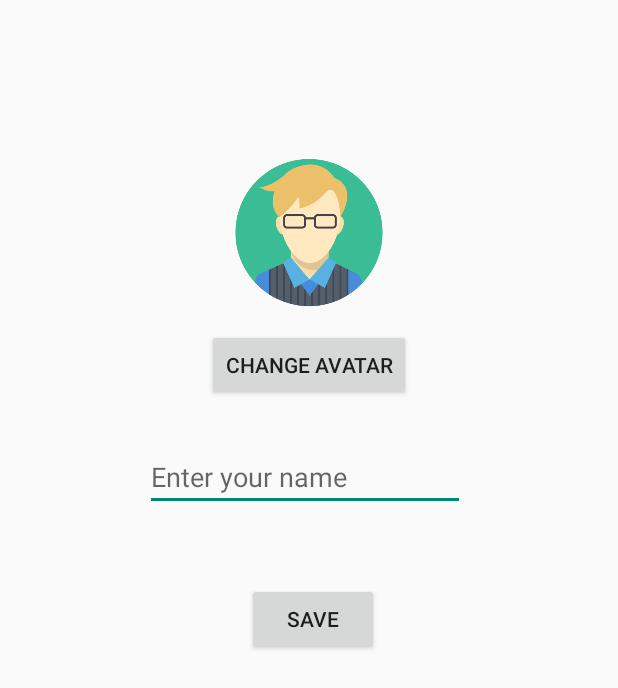
After one commit to imabhishekkumar/ASSISTapp, an Android app: the layout activity_userprofile.xml on its own in the app's theme, with its tools: preview values and no code run, on a phone screen of 412 x 824 dp. The commit adds this screen. Shown: the top 688 px of the screen. Run offline under Robolectric (Android 15) with nearby library versions, the phone set to English and light mode, and no system bars.

Commit message:
Added user profile

```diff
--- a/app/build.gradle
+++ b/app/build.gradle
@@ -5,8 +5,8 @@ android {
     defaultConfig {
         applicationId "com.theworkingbros.ak.assist"
         minSdkVersion 19
-        versionCode 13
-        versionName '0.13'
+        versionCode 14
+        versionName '0.14'
         testInstrumentationRunner "android.support.test.runner.AndroidJUnitRunner"
         externalNativeBuild {
             cmake {
--- a/app/src/main/java/com/theworkingbros/ak/assist/CourseMaterial.java
+++ b/app/src/main/java/com/theworkingbros/ak/assist/CourseMaterial.java
@@ -23,7 +23,8 @@ public class CourseMaterial extends AppCompatActivity {
     protected void onCreate(Bundle savedInstanceState) {
         super.onCreate(savedInstanceState);
         setContentView(R.layout.activity_course_material);
-        check= findViewById(R.id.check);
+
+
         submit=findViewById(R.id.submit);
         branchname= findViewById(R.id.branchname);
         semester= findViewById(R.id.semester);
--- a/app/src/main/java/com/theworkingbros/ak/assist/allclubs.java
+++ b/app/src/main/java/com/theworkingbros/ak/assist/allclubs.java
@@ -20,7 +20,7 @@ ImageView logo;
 
         Intent club = getIntent();
         Integer numb = club.getIntExtra("clubnumb",0);
-        //int numb=Integer.valueOf(str);
+
         if(numb==1)
         {
             title.setText(R.string.hardware);
--- /dev/null
+++ b/app/src/main/res/layout/activity_userprofile.xml
@@ -0,0 +1,59 @@
+<?xml version="1.0" encoding="utf-8"?>
+<android.support.constraint.ConstraintLayout xmlns:android="http://schemas.android.com/apk/res/android"
+    xmlns:app="http://schemas.android.com/apk/res-auto"
+    xmlns:tools="http://schemas.android.com/tools"
+    android:layout_width="match_parent"
+    android:layout_height="match_parent"
+    tools:context=".Userprofile">
+
+    <Button
+        android:id="@+id/avtrbtn"
+        android:layout_width="wrap_content"
+        android:layout_height="wrap_content"
+        android:layout_marginEnd="162dp"
+        android:layout_marginStart="161dp"
+        android:layout_marginTop="8dp"
+        android:text="Change Avatar"
+        app:layout_constraintEnd_toEndOf="parent"
+        app:layout_constraintStart_toStartOf="parent"
+        app:layout_constraintTop_toBottomOf="@+id/avatar" />
+
+    <ImageView
+        android:id="@+id/avatar"
+        android:layout_width="105dp"
+        android:layout_height="105dp"
+        android:layout_marginEnd="153dp"
+        android:layout_marginStart="153dp"
+        android:layout_marginTop="106dp"
+        app:layout_constraintEnd_toEndOf="parent"
+        app:layout_constraintStart_toStartOf="parent"
+        app:layout_constraintTop_toTopOf="parent"
+        app:srcCompat="@drawable/avatar" />
+
+    <EditText
+        android:id="@+id/name"
+        android:layout_width="wrap_content"
+        android:layout_height="wrap_content"
+        android:layout_marginEnd="101dp"
+        android:layout_marginStart="96dp"
+        android:layout_marginTop="28dp"
+        android:ems="10"
+        android:hint="Enter your name"
+        android:inputType="textPersonName"
+        app:layout_constraintEnd_toEndOf="parent"
+        app:layout_constraintStart_toStartOf="parent"
+        app:layout_constraintTop_toBottomOf="@+id/avtrbtn" />
+
+    <Button
+        android:id="@+id/save"
+        android:layout_width="wrap_content"
+        android:layout_height="wrap_content"
+        android:layout_marginEnd="152dp"
+        android:layout_marginStart="157dp"
+        android:layout_marginTop="48dp"
+        android:text="Save"
+        app:layout_constraintEnd_toEndOf="parent"
+        app:layout_constraintStart_toStartOf="parent"
+        app:layout_constraintTop_toBottomOf="@+id/name" />
+
+</android.support.constraint.ConstraintLayout>
```
Also changed, not shown: app/src/main/AndroidManifest.xml (+9 -5 lines), app/src/main/java/com/theworkingbros/ak/assist/MainActivity.java (+40 -11 lines), app/src/main/java/com/theworkingbros/ak/assist/Userprofile.java (added, +75 -0 lines), app/src/main/java/com/theworkingbros/ak/assist/firsttime.java (added, +28 -0 lines), app/src/main/res/layout/activity_firsttime.xml (added, +9 -0 lines), app/src/main/res/layout/activity_main.xml (+5 -4 lines).
